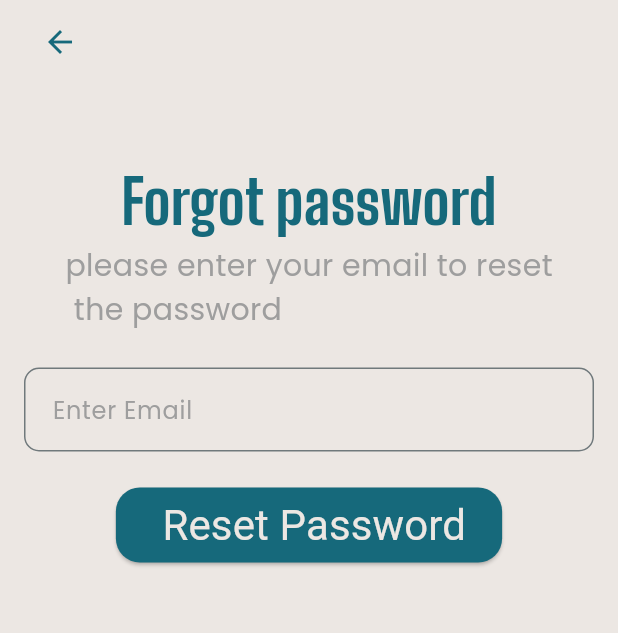
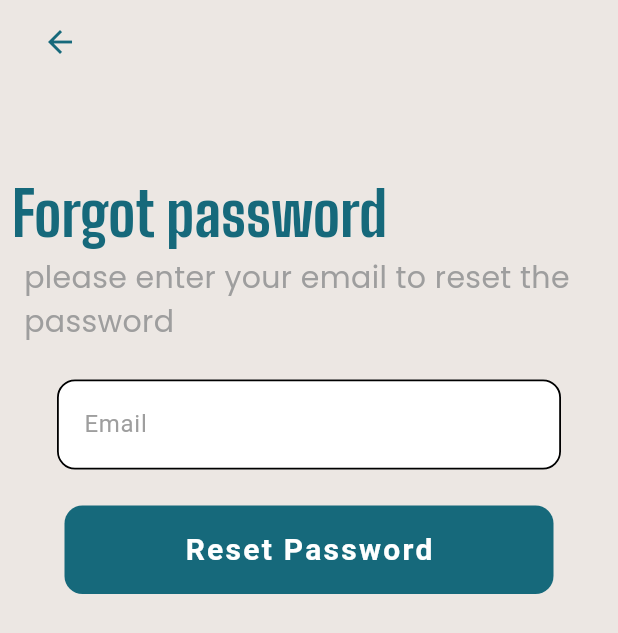
Before and after one commit to nhahub/NHA-229, a Flutter app: the ForgetPasswordEmailScreen screen opened directly, on a phone screen of 412 x 824 dp. Shown: the top 633 px of the screen. Run offline on Flutter 3.47's test engine with Material 3 defaults, Android fonts, the phone set to English and light mode, and no system bars; our stand-ins replace flutter_bloc, flutter_screenutil, flutter_svg, google_fonts, pinput.

Commit message:
sec changes on auth

```diff
--- a/lib/features/auth/forgot_password/screens/forget_password_email_screen.dart
+++ b/lib/features/auth/forgot_password/screens/forget_password_email_screen.dart
@@ -1,5 +1,6 @@
 import 'package:flutter/material.dart';
-import '../widgets/custom_text_field.dart';
+import 'package:mostawak/features/auth/login/widgets/custom_textfield.dart';
+import '../../login/widgets/custom_button.dart';
 import 'otp_screen.dart';
 
 class ForgetPasswordEmailScreen extends StatelessWidget {
@@ -23,15 +24,16 @@ class ForgetPasswordEmailScreen extends StatelessWidget {
       resizeToAvoidBottomInset: true,
       body: SafeArea(
         child: SingleChildScrollView(
-          // TODO: wrap with padding
+          child: Padding(
+            padding: const EdgeInsets.all(8.0),
             child: Column(
-            // TODO: align elements to the start
               mainAxisAlignment: MainAxisAlignment.start,
               children: [
                 const SizedBox(height: 50),
-              const Padding(
-                padding: EdgeInsets.symmetric(horizontal: 16),
+                const Align(
+                  alignment: AlignmentDirectional.centerStart,
                   child: Text(
+                    textAlign: TextAlign.start,
                     "Forgot password",
                     style: TextStyle(
                       color: Color(0xFF16697B),
@@ -42,9 +44,9 @@ class ForgetPasswordEmailScreen extends StatelessWidget {
                   ),
                 ),
                 const Padding(
-                padding: EdgeInsets.symmetric(horizontal: 16),
+                  padding: EdgeInsets.symmetric(horizontal: 8),
                   child: Text(
-                  "please enter your email to reset\n the password",
+                    "please enter your email to reset the password",
                     style: TextStyle(
                       color: Color(0xFF9E9E9E),
                       fontWeight: FontWeight.w400,
@@ -55,10 +57,7 @@ class ForgetPasswordEmailScreen extends StatelessWidget {
                 const SizedBox(height: 24),
                 Form(
                   key: _formKey,
-                child: Padding(
-                  padding: const EdgeInsets.symmetric(horizontal: 16),
-
-                  child: CustomTextField( // TODO: use the custom text field from lib/features/auth/login/widgets/custom_textfield.dart
+                  child: CustomTextFormField(
                     controller: emailController,
                     validator: (value) {
                       if (value == null || value.isEmpty) {
@@ -69,13 +68,12 @@ class ForgetPasswordEmailScreen extends StatelessWidget {
                       }
                       return null;
                     },
-                    hintText: 'Enter Email',
-                    obscureText: false,
-                  ),
+                    hintText: "Email",
                   ),
                 ),
                 const SizedBox(height: 24),
-              ElevatedButton(
+                CustomButton(
+                  text: "Reset Password",
                   onPressed: () {
                     if (_formKey.currentState!.validate()) {
                       Navigator.push(
@@ -88,19 +86,9 @@ class ForgetPasswordEmailScreen extends StatelessWidget {
                       );
                     }
                   },
-                // TODO: use the default elevated button theme and use copywith to make your modifications to fit the design
-                style: ElevatedButton.styleFrom(
-                  backgroundColor: const Color(0xFF16697B),
-                  foregroundColor: const Color(0xFFECE7E3),
-                  minimumSize: const Size(200, 50),
-                ),
-                child: const Text(
-                  " Reset Password",
-                  textAlign: TextAlign.center,
-                  style: TextStyle(fontSize: 28, fontWeight: FontWeight.w400),
-                ),
                 ),
               ],
+            ),
           ),
         ),
       ),
--- a/lib/features/auth/login/screens/login_screen.dart
+++ b/lib/features/auth/login/screens/login_screen.dart
@@ -42,7 +42,7 @@ class LoginScreen extends StatelessWidget {
                       height: 200.h,
                     ),
                     SizedBox(height: 10.h),
-                    CustomTextfield(
+                    CustomTextFormField(
                       controller: email,
                       hintText: "Email",
                       validator: (value) {
@@ -57,7 +57,7 @@ class LoginScreen extends StatelessWidget {
                       },
                     ),
                     SizedBox(height: 10.h),
-                    CustomTextfield(
+                    CustomTextFormField(
                       controller: password,
                       hintText: "Password",
                       showVisibilityButton: true,
--- a/lib/features/auth/login/widgets/custom_button.dart
+++ b/lib/features/auth/login/widgets/custom_button.dart
@@ -27,7 +27,7 @@ class CustomButton extends StatelessWidget {
         child: Text(
           text,
           style: const TextStyle(
-            fontSize: 16,
+            fontSize: 20,
             fontWeight: FontWeight.bold,
             color: Colors.white,
             letterSpacing: 1.5,
--- a/lib/features/auth/login/widgets/custom_textfield.dart
+++ b/lib/features/auth/login/widgets/custom_textfield.dart
@@ -1,12 +1,12 @@
 import 'package:flutter/material.dart';
 
-class CustomTextfield extends StatefulWidget {
+class CustomTextFormField extends StatefulWidget {
   final TextEditingController controller;
   final String? Function(String?)? validator;
   final String hintText;
   final bool showVisibilityButton;
 
-  const CustomTextfield({
+  const CustomTextFormField({
     super.key,
     required this.controller,
     this.validator,
@@ -15,10 +15,10 @@ class CustomTextfield extends StatefulWidget {
   });
 
   @override
-  State<CustomTextfield> createState() => _CustomTextfieldState();
+  State<CustomTextFormField> createState() => _CustomTextFormFieldState();
 }
 
-class _CustomTextfieldState extends State<CustomTextfield> {
+class _CustomTextFormFieldState extends State<CustomTextFormField> {
   bool _obscureText = true;
 
   @override
```
Also changed, not shown: lib/features/auth/login/screens/signup_screen.dart (+4 -4 lines), lib/features/auth/onboarding/onboarding.dart (+9 -19 lines), pubspec.lock. Lines whose indentation alone changed are shown as unchanged.
